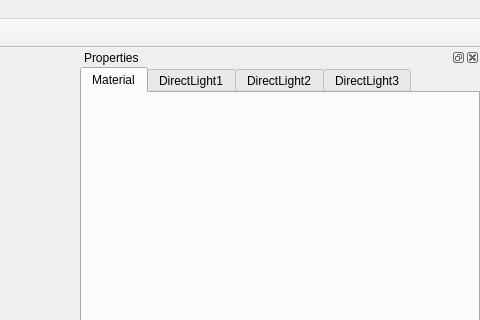
Old version of the form Source/ZEditor/ZEDMaterialEditor/ZEDMaterialEditor.ui in the repository orcun-gokbulut/ze; both pictures show x 681 to 1161 and y 0 to 320 of the 1161 by 821 pixel window.
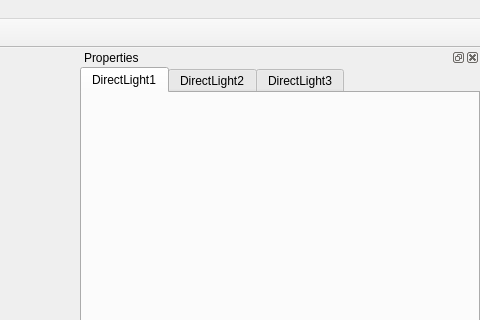
New version of the form. The open tabs and pages were chosen to show the change.

Diff of the .ui file:
```diff
--- a/Source/ZEditor/ZEDMaterialEditor/ZEDMaterialEditor.ui
+++ b/Source/ZEditor/ZEDMaterialEditor/ZEDMaterialEditor.ui
@@ -85,16 +85,6 @@
        <property name="currentIndex">
         <number>3</number>
        </property>
-       <widget class="QWidget" name="MaterialTab">
-        <attribute name="title">
-         <string>Material</string>
-        </attribute>
-        <layout class="QVBoxLayout" name="MaterialTabLayout">
-         <property name="margin">
-          <number>0</number>
-         </property>
-        </layout>
-       </widget>
        <widget class="QWidget" name="DirectLight1Tab">
         <attribute name="title">
          <string>DirectLight1</string>
```
Left out of the diff: 16 changed lines with no effect on the pictures.
